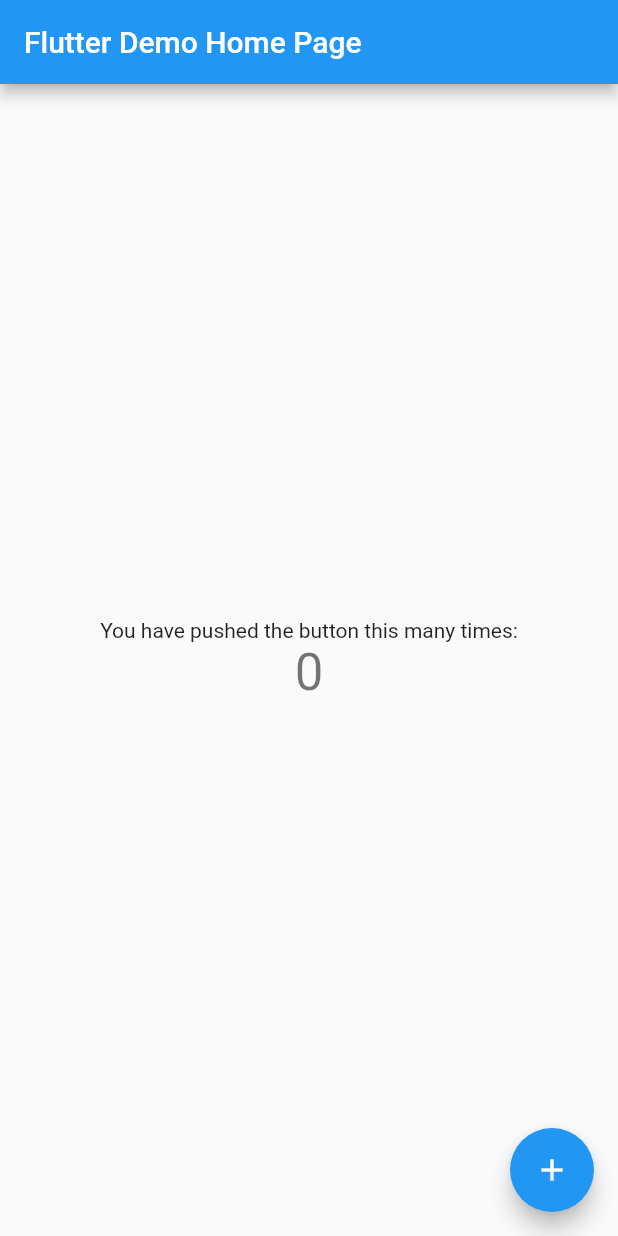
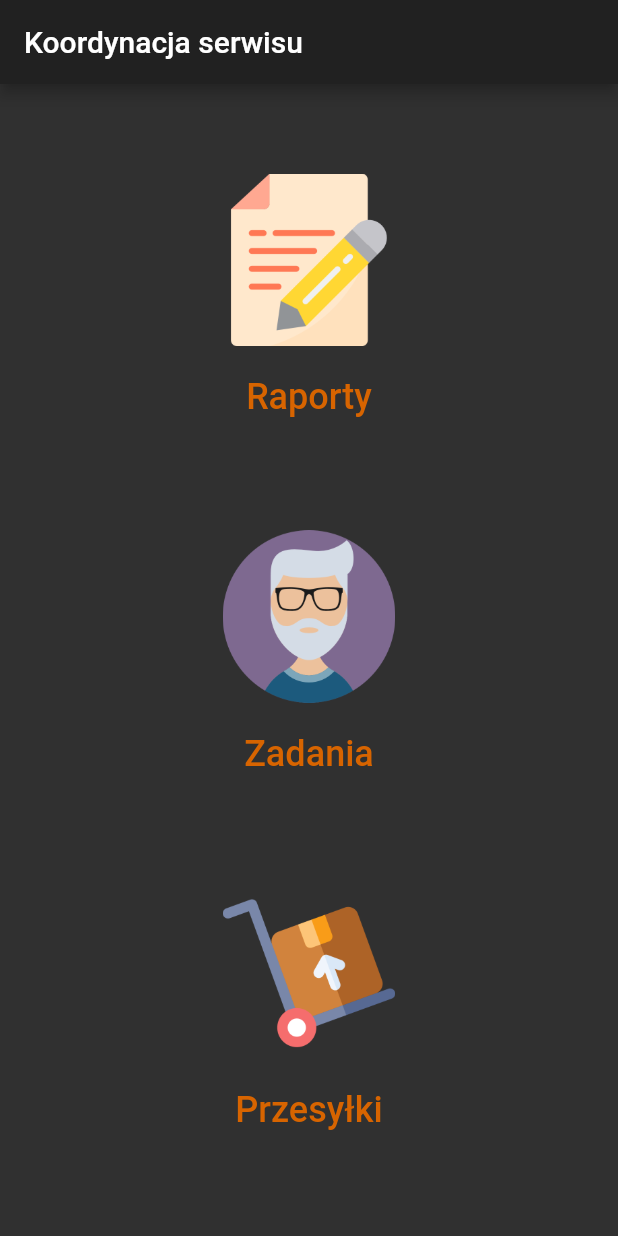
Before and after one commit to jpitucha/raporting_and_todo_app_mobile, a Flutter app: the screen it shows after launch, on a phone screen of 412 x 824 dp. Run offline on Flutter 3.47's test engine with Material 2 defaults, Android fonts, the phone set to English and light mode, and no system bars.

Commit message:
Added pages

```diff
--- a/lib/main.dart
+++ b/lib/main.dart
@@ -1,111 +1,57 @@
 import 'package:flutter/material.dart';
+import './pages/home.dart';
+import './pages/raports.dart';
+import './pages/shipping.dart';
+import './pages/tasks.dart';
+
 
 void main() => runApp(MyApp());
 
 class MyApp extends StatelessWidget {
-  // This widget is the root of your application.
   @override
   Widget build(BuildContext context) {
     return MaterialApp(
-      title: 'Flutter Demo',
+      title: 'Koordynacja serwisu',
       theme: ThemeData(
-        // This is the theme of your application.
-        //
-        // Try running your application with "flutter run". You'll see the
-        // application has a blue toolbar. Then, without quitting the app, try
-        // changing the primarySwatch below to Colors.green and then invoke
-        // "hot reload" (press "r" in the console where you ran "flutter run",
-        // or simply save your changes to "hot reload" in a Flutter IDE).
-        // Notice that the counter didn't reset back to zero; the application
-        // is not restarted.
         primarySwatch: Colors.blue,
+        brightness: Brightness.dark
       ),
-      home: MyHomePage(title: 'Flutter Demo Home Page'),
+      initialRoute: '/',
+      routes: {
+        '/' : (context) => HomePage()
+      },
+      //home: MyHomePage(title: 'Koordynacja serwisu'),
     );
   }
 }
 
-class MyHomePage extends StatefulWidget {
-  MyHomePage({Key key, this.title}) : super(key: key);
+// class MyHomePage extends StatefulWidget {
+//   MyHomePage({Key key, this.title}) : super(key: key);
 
-  // This widget is the home page of your application. It is stateful, meaning
-  // that it has a State object (defined below) that contains fields that affect
-  // how it looks.
+//   final String title;
 
-  // This class is the configuration for the state. It holds the values (in this
-  // case the title) provided by the parent (in this case the App widget) and
-  // used by the build method of the State. Fields in a Widget subclass are
-  // always marked "final".
+//   @override
+//   _MyHomePageState createState() => _MyHomePageState();
+// }
 
-  final String title;
+// class _MyHomePageState extends State<MyHomePage> {
 
-  @override
-  _MyHomePageState createState() => _MyHomePageState();
-}
-
-class _MyHomePageState extends State<MyHomePage> {
-  int _counter = 0;
-
-  void _incrementCounter() {
-    setState(() {
-      // This call to setState tells the Flutter framework that something has
-      // changed in this State, which causes it to rerun the build method below
-      // so that the display can reflect the updated values. If we changed
-      // _counter without calling setState(), then the build method would not be
-      // called again, and so nothing would appear to happen.
-      _counter++;
-    });
-  }
-
-  @override
-  Widget build(BuildContext context) {
-    // This method is rerun every time setState is called, for instance as done
-    // by the _incrementCounter method above.
-    //
-    // The Flutter framework has been optimized to make rerunning build methods
-    // fast, so that you can just rebuild anything that needs updating rather
-    // than having to individually change instances of widgets.
-    return Scaffold(
-      appBar: AppBar(
-        // Here we take the value from the MyHomePage object that was created by
-        // the App.build method, and use it to set our appbar title.
-        title: Text(widget.title),
-      ),
-      body: Center(
-        // Center is a layout widget. It takes a single child and positions it
-        // in the middle of the parent.
-        child: Column(
-          // Column is also a layout widget. It takes a list of children and
-          // arranges them vertically. By default, it sizes itself to fit its
-          // children horizontally, and tries to be as tall as its parent.
-          //
-          // Invoke "debug painting" (press "p" in the console, choose the
-          // "Toggle Debug Paint" action from the Flutter Inspector in Android
-          // Studio, or the "Toggle Debug Paint" command in Visual Studio Code)
-          // to see the wireframe for each widget.
-          //
-          // Column has various properties to control how it sizes itself and
-          // how it positions its children. Here we use mainAxisAlignment to
-          // center the children vertically; the main axis here is the vertical
-          // axis because Columns are vertical (the cross axis would be
-          // horizontal).
-          mainAxisAlignment: MainAxisAlignment.center,
-          children: <Widget>[
-            Text(
-              'You have pushed the button this many times:',
-            ),
-            Text(
-              '$_counter',
-              style: Theme.of(context).textTheme.display1,
-            ),
-          ],
-        ),
-      ),
-      floatingActionButton: FloatingActionButton(
-        onPressed: _incrementCounter,
-        tooltip: 'Increment',
-        child: Icon(Icons.add),
-      ), // This trailing comma makes auto-formatting nicer for build methods.
-    );
-  }
-}
+//   @override
+//   Widget build(BuildContext context) {
+//     return Scaffold(
+//       appBar: AppBar(
+//         title: Text(widget.title),
+//       ),
+//       body: Center(
+//         child: Column(
+//           mainAxisAlignment: MainAxisAlignment.spaceEvenly,
+//           children: <Widget>[
+//             Tile("Raporty", 'img/raport.png', 'routeTo'),
+//             Tile("Zadania", 'img/staff.png', 'routeTo'),
+//             Tile("Przesyłki", 'img/box.png', 'routeTo')
+//           ],
+//         ),
+//       ),
+//     );
+//   }
+// }
--- /dev/null
+++ b/lib/pages/home.dart
@@ -0,0 +1,27 @@
+import 'package:flutter/material.dart';
+import '../widgets/tile.dart';
+
+class HomePage extends StatefulWidget {
+  HomePageState createState() => HomePageState();
+}
+
+class HomePageState extends State<HomePage> {
+  @override
+  Widget build(BuildContext context) {
+    return Scaffold(
+      appBar: AppBar(
+        title: Text('Koordynacja serwisu'),
+      ),
+      body: Center(
+        child: Column(
+          mainAxisAlignment: MainAxisAlignment.spaceEvenly,
+          children: <Widget>[
+            Tile("Raporty", 'img/raport.png', 'routeTo'),
+            Tile("Zadania", 'img/staff.png', 'routeTo'),
+            Tile("Przesyłki", 'img/box.png', 'routeTo')
+          ],
+        ),
+      )
+    );
+  }
+}
--- /dev/null
+++ b/lib/widgets/tile.dart
@@ -0,0 +1,36 @@
+import 'package:flutter/material.dart';
+
+class Tile extends StatefulWidget {
+  final String text;
+  final String icon;
+  final String routeTo;
+
+  Tile(this.text, this.icon, this.routeTo);
+
+  _TileState createState() => _TileState();
+}
+
+class _TileState extends State<Tile> {
+  @override
+  Widget build(BuildContext context) {
+    return Container(
+            margin: EdgeInsets.all(5.0),
+            child: Column(
+              mainAxisAlignment: MainAxisAlignment.spaceEvenly,
+              children: <Widget>[
+                Image.asset(widget.icon, height: 115.0),
+                SizedBox(height: 10.0,),
+                FlatButton(
+                  child: Text(widget.text,
+                    textAlign: TextAlign.center,
+                    style: TextStyle(
+                        fontSize: 24.0,
+                        color: Color.fromARGB(0xff, 0xd7, 0x64, 0x00))),
+                        onPressed: () {
+
+                        },
+                )
+                ],
+            ));
+  }
+}
```
Also changed, not shown: pubspec.yaml (+5 -2 lines), img/box.png, img/raport.png, img/staff.png, lib/pages/raports.dart (added), lib/pages/shipping.dart (added), lib/pages/tasks.dart (added).
